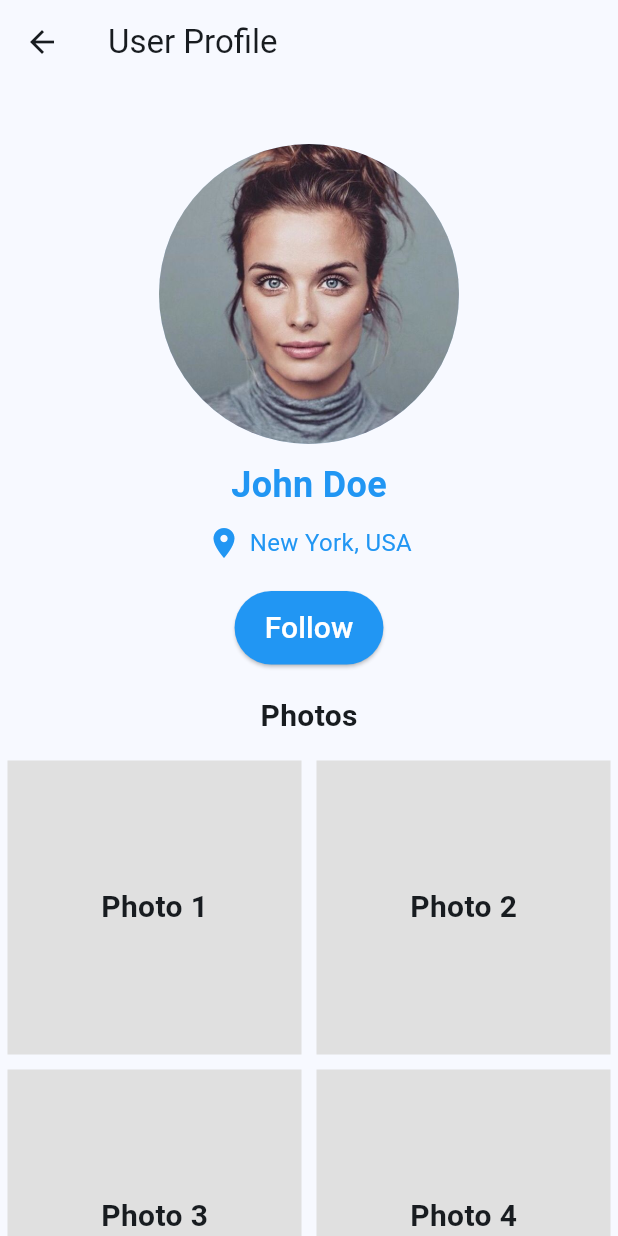
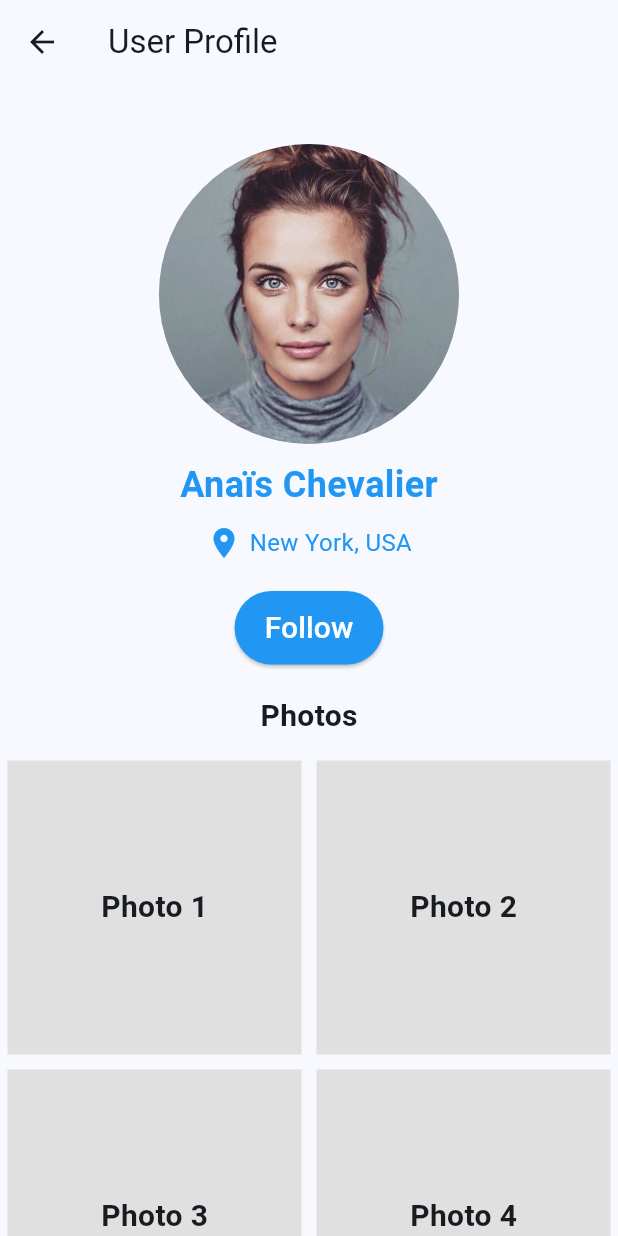
Before and after one commit to SrSousa011/GraceLink, a Flutter app: the UserProfile screen opened by its route, on a phone screen of 412 x 824 dp. Run offline on Flutter 3.47's test engine with Material 3 defaults, Android fonts, the phone set to English and light mode, and no system bars.

Commit message:
[EDIT] Changing userprofile name

```diff
--- a/lib/UserProfile.dart
+++ b/lib/UserProfile.dart
@@ -18,7 +18,7 @@ class UserProfile extends StatelessWidget {
             ),
             SizedBox(height: 10),
             Text(
-              'John Doe',
+              'Anaïs Chevalier',
               style: TextStyle(
                 fontSize: 24,
                 fontWeight: FontWeight.bold,
```
